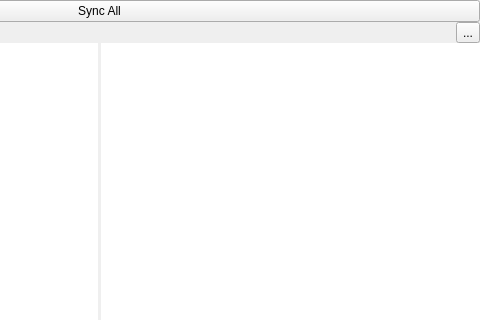
The window that src/roam/ui/ui_sync.ui (roam-qgis/Roam) describes before a commit, drawn with Qt 5; both pictures show x 281 to 761 and y 0 to 320 of the 761 by 662 pixel window.
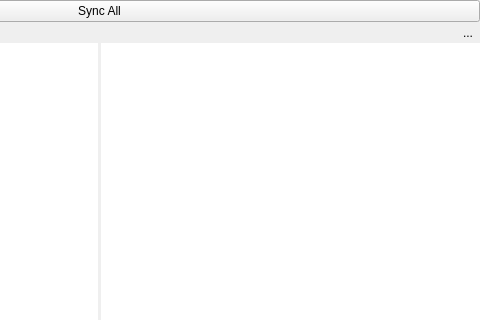
The same window after the commit. Icons and pictures are not drawn.

Commit message: Fix style for sync tree

```diff
--- a/src/roam/ui/ui_sync.ui
+++ b/src/roam/ui/ui_sync.ui
@@ -78,6 +78,9 @@
            <height>24</height>
           </size>
          </property>
+         <property name="autoRaise">
+          <bool>true</bool>
+         </property>
         </widget>
        </item>
       </layout>
```
Left out of the diff: 9 changed lines with no effect on the pictures. The commit also changes 2 other files.
